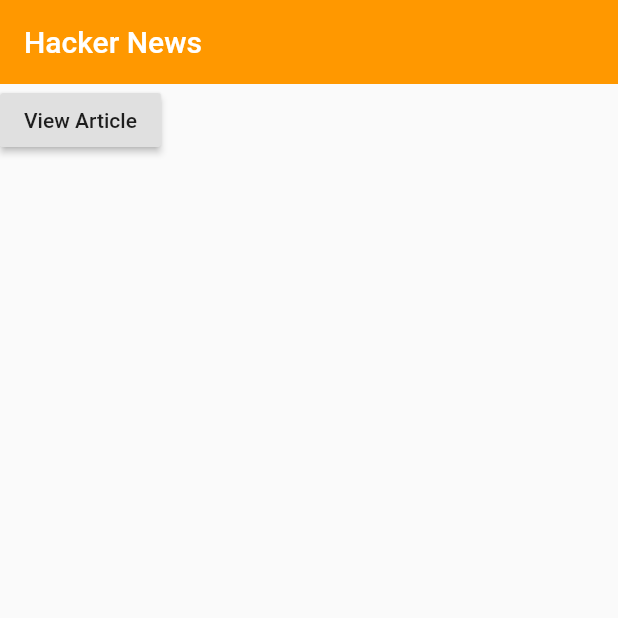
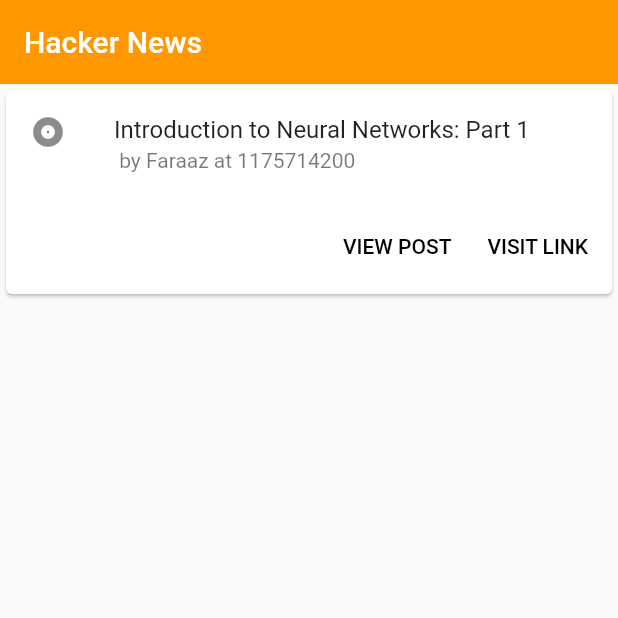
Before and after one commit to faraazahmad/hackernews, a Flutter app: the screen it shows after launch, on a phone screen of 412 x 824 dp, the top half of it. Run offline on Flutter 3.47's test engine with Material 2 defaults, Android fonts, the phone set to English and light mode, and no system bars.

Commit message:
improve design for list card

```diff
--- a/lib/home.dart
+++ b/lib/home.dart
@@ -4,15 +4,74 @@ import 'article.dart';
 class HomePage extends StatelessWidget {
   @override
   Widget build(BuildContext context) {
-    return RaisedButton(
-      onPressed: () => _navigateToArticle(context),
-      child: Text('View Article'),
+    return HomePageListItem(
+      by: "Faraaz",
+      type: "story",
+      title: "Introduction to Neural Networks: Part 1",
+      url: "https://hackernews.com",
+      time: "1175714200",
+      score: "115",
+      id: "45",
     );
   }
+
+}
+
+class HomePageListItem extends StatelessWidget {
+  final String  by,
+//              descendants,
+                id,
+//              kids,
+                score,
+                time,
+                title,
+                type,
+                url;
+
+  HomePageListItem({
+    @required this.by,
+    @required this.id,
+    @required this.score,
+    @required this.time,
+    @required this.title,
+    @required this.type,
+    @required this.url
+  });
 
   void _navigateToArticle(BuildContext context) {
     Navigator.of(context).push(MaterialPageRoute(
       builder: (context) => ArticlePage(),
     ));
   }
+
+  @override
+  Widget build(BuildContext context) {
+    var item = Card(
+      child: Column(
+        mainAxisSize: MainAxisSize.min,
+        children: <Widget>[
+          ListTile(
+            leading: Icon(Icons.album),
+            title: Text(this.title),
+            subtitle: Text(" by " + this.by + " at " + this.time),
+          ),
+          ButtonTheme.bar( // make buttons use the appropriate styles for cards
+            child: ButtonBar(
+              children: <Widget>[
+                FlatButton(
+                  child: const Text('VIEW POST'),
+                  onPressed: () => _navigateToArticle(context),
+                ),
+                FlatButton(
+                  child: const Text('VISIT LINK'),
+                  onPressed: () {},
+                ),
+              ],
+            ),
+          ),
+        ],
+      ),
+    );
+    return item;
+  }
 }
```
Also changed, not shown: lib/article.dart (+12 -15 lines), lib/article_layout.dart (+11 -15 lines).
